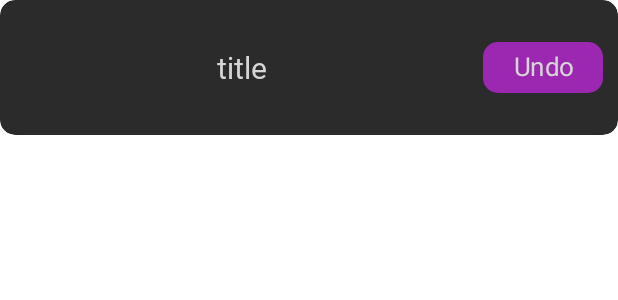
After one commit to eslammongy/helper_app, an Android app: the layout custom_snackbar_view.xml on its own in the app's theme, with its tools: preview values and no code run, on a phone screen of 412 x 824 dp. The commit adds this screen. Shown: the top 300 px of the screen. Run offline under Robolectric (Android 15) with nearby library versions, the phone set to English and light mode, and no system bars.

Commit message:
fix sweep to remove recycler view item issue

```diff
--- a/app/src/main/java/com/eslammongy/helper/ui/module/checklist/CheckListFragment.kt
+++ b/app/src/main/java/com/eslammongy/helper/ui/module/checklist/CheckListFragment.kt
@@ -52,7 +52,6 @@ class CheckListFragment : Fragment(), View.OnClickListener {
 
                     val startPosition = viewHolder.adapterPosition
                     val endPosition = target.adapterPosition
-                   // Collections.swap(checkListAdapter.differ.currentList, startPosition, endPosition)
                     binding.chlRecyclerView.adapter!!.notifyItemMoved(startPosition, endPosition)
 
                     return true
@@ -62,7 +61,7 @@ class CheckListFragment : Fragment(), View.OnClickListener {
 
                     val position: Int = viewHolder.adapterPosition
                     val listChl: CheckListEntity = checkListAdapter.differ.currentList[position]
-
+                    val listSize = checkListAdapter.differ.currentList.size
                     val deletedItem =
                         "Are You Sure You Want To Delete This " + listChl.checkList_Title + "OR Undo Deleted .."
                     //checkListAdapter.differ.currentList.removeAt(viewHolder.adapterPosition)
@@ -73,7 +72,7 @@ class CheckListFragment : Fragment(), View.OnClickListener {
                             "Undo"
                         ) {
                             chListViewModel.saveNewChLIst(listChl)
-                            checkListAdapter.notifyItemInserted(position)
+                            checkListAdapter.notifyItemRangeInserted(listSize , checkListAdapter.differ.currentList.size-1)
 
                         }.show()
                 }
--- a/app/src/main/java/com/eslammongy/helper/ui/module/contact/ContactsFragment.kt
+++ b/app/src/main/java/com/eslammongy/helper/ui/module/contact/ContactsFragment.kt
@@ -9,6 +9,7 @@ import androidx.lifecycle.ViewModelProvider
 import androidx.recyclerview.widget.ItemTouchHelper
 import androidx.recyclerview.widget.LinearLayoutManager
 import androidx.recyclerview.widget.RecyclerView
+import androidx.recyclerview.widget.StaggeredGridLayoutManager
 import com.eslammongy.helper.R
 import com.eslammongy.helper.adapters.ContactAdapter
 import com.eslammongy.helper.database.entities.ContactEntities
@@ -58,6 +59,7 @@ class ContactsFragment:Fragment() , View.OnClickListener {
                 override fun onSwiped(viewHolder: RecyclerView.ViewHolder, direction: Int) {
                     val position: Int = viewHolder.adapterPosition
                     val listContact: ContactEntities = contactAdapter.differ.currentList[position]
+                    val listSize = contactAdapter.differ.currentList.size
                     deletedItem =
                         "Are You Sure You Want To Delete This " + listContact.contact_Name + "OR Undo Deleted .."
                     contactViewMode.deleteCurrentContact(listContact)
@@ -67,7 +69,7 @@ class ContactsFragment:Fragment() , View.OnClickListener {
                             "Undo"
                         ) {
                              contactViewMode.saveNewContact(listContact)
-                            contactAdapter.notifyItemInserted(position)
+                            contactAdapter.notifyItemRangeInserted(listSize , contactAdapter.differ.currentList.size-1)
 
                         }.show()
                 }
@@ -80,7 +82,7 @@ class ContactsFragment:Fragment() , View.OnClickListener {
     private fun displayTasksRecyclerView(){
        contactAdapter = ContactAdapter(requireContext())
         binding.contactRecyclerView.apply {
-            binding.contactRecyclerView.layoutManager = LinearLayoutManager(context)
+            binding.contactRecyclerView.layoutManager =  StaggeredGridLayoutManager(2 , StaggeredGridLayoutManager.VERTICAL)
             binding.contactRecyclerView.setHasFixedSize(true)
             adapter = contactAdapter
         }
--- a/app/src/main/java/com/eslammongy/helper/ui/module/sublist/SubChlFragment.kt
+++ b/app/src/main/java/com/eslammongy/helper/ui/module/sublist/SubChlFragment.kt
@@ -72,6 +72,7 @@ class SubChlFragment(parentChlID: Int , parentChlTitle:String ) : BaseFragment()
 
                     val position: Int = viewHolder.adapterPosition
                     val listChl: SubCheckList = subChlAdapter.differ.currentList[position]
+                    val listSize = subChlAdapter.differ.currentList.size
                     val deletedItem =
                         "Are you sure you want to delete this " + listChl.subChl_Title + "or undo deleted it .."
 
@@ -82,7 +83,7 @@ class SubChlFragment(parentChlID: Int , parentChlTitle:String ) : BaseFragment()
                             "Undo"
                         ) {
                             chListViewModel.saveNewSubChList(listChl)
-                            subChlAdapter.notifyItemInserted(position)
+                            subChlAdapter.notifyItemRangeInserted(listSize , subChlAdapter.differ.currentList.size-1)
                         }.show()
                 }
             }
--- a/app/src/main/java/com/eslammongy/helper/ui/module/task/TasksFragment.kt
+++ b/app/src/main/java/com/eslammongy/helper/ui/module/task/TasksFragment.kt
@@ -61,6 +61,7 @@ class TasksFragment : BaseFragment() , View.OnClickListener {
                 override fun onSwiped(viewHolder: RecyclerView.ViewHolder, direction: Int) {
                     val position: Int = viewHolder.adapterPosition
                     val listTasks: TaskEntities = taskAdapter.differ.currentList[position]
+                    val listSize = taskAdapter.differ.currentList.size
                     deletedItem =
                         "Are You Sure You Want To Delete This OR Undo Deleted .."
                     taskViewModel.deleteSelectedTask(listTasks)
@@ -70,7 +71,7 @@ class TasksFragment : BaseFragment() , View.OnClickListener {
                             "Undo"
                         ) {
                             taskViewModel.saveNewTask(listTasks)
-                            taskAdapter.notifyItemInserted(position)
+                            taskAdapter.notifyItemRangeInserted(listSize , taskAdapter.differ.currentList.size-1)
                         }.show()
                 }
             }
--- a/app/src/main/res/layout/activity_add_new_contact.xml
+++ b/app/src/main/res/layout/activity_add_new_contact.xml
@@ -215,6 +215,7 @@
             android:background="@drawable/custom_one_shape_button"
             android:contentDescription="@string/todo"
             android:padding="8dp"
+            android:visibility="gone"
             android:scaleType="centerCrop"
             android:src="@drawable/ic_calendar"
             app:tint="@color/white" />
@@ -228,6 +229,7 @@
             android:background="@drawable/custom_one_shape_button"
             android:contentDescription="@string/todo"
             android:padding="10dp"
+            android:visibility="gone"
             android:scaleType="fitCenter"
             android:src="@drawable/ic_iconfinder_icons_email"
             app:tint="@color/white" />
@@ -241,6 +243,7 @@
             android:background="@drawable/custom_one_shape_button"
             android:contentDescription="@string/todo"
             android:padding="10dp"
+            android:visibility="gone"
             android:scaleType="fitCenter"
             android:src="@drawable/ic_iconfinder_phone_call"
             app:tint="@color/white" />
--- /dev/null
+++ b/app/src/main/res/layout/custom_snackbar_view.xml
@@ -0,0 +1,48 @@
+<?xml version="1.0" encoding="utf-8"?>
+<androidx.cardview.widget.CardView xmlns:android="http://schemas.android.com/apk/res/android"
+    android:layout_width="match_parent"
+    android:layout_height="90dp"
+    app:cardBackgroundColor="@color/colorDark"
+    app:cardCornerRadius="10dp"
+    xmlns:app="http://schemas.android.com/apk/res-auto">
+
+    <androidx.constraintlayout.widget.ConstraintLayout
+        android:layout_width="match_parent"
+        android:layout_height="match_parent"
+        android:id="@+id/parentView">
+
+        <com.google.android.material.chip.Chip
+            android:id="@+id/chl_circularCardView"
+            android:layout_width="80dp"
+            android:layout_height="50dp"
+            android:layout_marginEnd="10dp"
+            android:text="Undo"
+            android:textColor="@color/white"
+            android:textSize="17sp"
+            android:textStyle="bold"
+            android:textAlignment="center"
+            app:chipBackgroundColor="@color/purple_200"
+            app:chipCornerRadius="10dp"
+            app:layout_constraintBottom_toBottomOf="parent"
+            app:layout_constraintEnd_toEndOf="parent"
+            app:layout_constraintTop_toTopOf="parent"
+            />
+
+        <com.google.android.material.textview.MaterialTextView
+            android:id="@+id/tv_SnackBarMessage"
+            android:layout_width="wrap_content"
+            android:layout_height="wrap_content"
+            android:fontFamily="@font/roboto_regular"
+            android:text="@string/title"
+            android:textColor="@color/white"
+            android:textSize="20sp"
+            app:fontFamily="@font/roboto_regular"
+            app:layout_constraintBottom_toBottomOf="parent"
+            app:layout_constraintEnd_toStartOf="@+id/chl_circularCardView"
+            app:layout_constraintStart_toStartOf="parent"
+            app:layout_constraintTop_toTopOf="parent" />
+
+    </androidx.constraintlayout.widget.ConstraintLayout>
+
+
+</androidx.cardview.widget.CardView>
--- a/app/src/main/res/layout/task_layout_view.xml
+++ b/app/src/main/res/layout/task_layout_view.xml
@@ -5,7 +5,7 @@
     android:layout_width="match_parent"
     android:layout_height="120dp"
     xmlns:app="http://schemas.android.com/apk/res-auto"
-    android:layout_margin="8dp"
+    android:layout_margin="10dp"
     app:cardBackgroundColor="@color/colorDark"
     app:cardCornerRadius="15dp"
     xmlns:android="http://schemas.android.com/apk/res/android">
```
Also changed, not shown: app/src/main/java/com/eslammongy/helper/ui/module/checklist/AddNewCheckList.kt (+11 -21 lines), app/src/main/java/com/eslammongy/helper/ui/module/contact/AddNewContact.kt (+20 -23 lines), app/src/main/java/com/eslammongy/helper/ui/module/task/AddNewTask.kt (+15 -12 lines), app/src/main/java/com/eslammongy/helper/ui/module/weather/WeatherConditions.kt (+9 -5 lines), app/src/main/java/com/eslammongy/helper/ui/module/weather/WeatherFragment.kt (+8 -4 lines), app/src/main/java/com/eslammongy/helper/utilis/Utilis.kt (+20 -12 lines).
